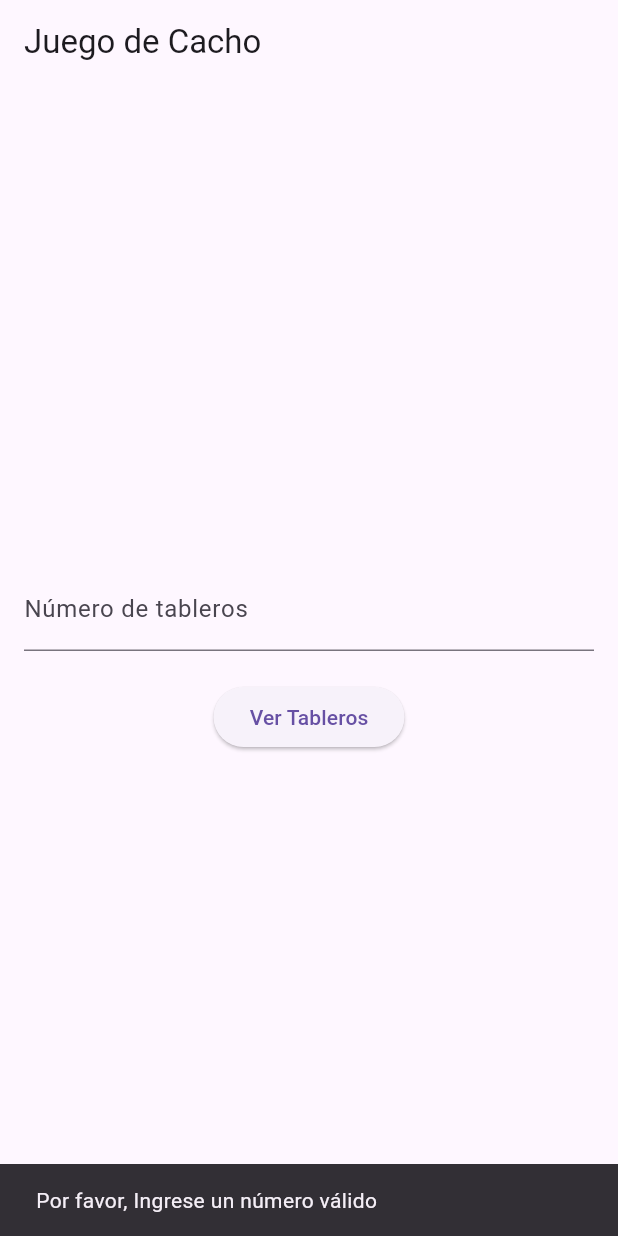
After one commit to aelxlex/practica_2_apps_moviles, a Flutter app: the screen it shows after launch, after a tap on "Ver Tableros", on a phone screen of 412 x 824 dp. The commit adds this screen. Run offline on Flutter 3.47's test engine with Material 3 defaults, Android fonts, the phone set to English and light mode, and no system bars.

Commit message:
primer commit

```diff
--- /dev/null
+++ b/lib/screens/inicio_screen.dart
@@ -0,0 +1,54 @@
+import 'package:flutter/material.dart';
+import 'tableros_screen.dart';
+
+class InicioScreen extends StatefulWidget {
+  const InicioScreen({super.key});
+
+  @override
+  State<InicioScreen> createState() => _InicioScreenState();
+}
+
+class _InicioScreenState extends State<InicioScreen> {
+  final TextEditingController _controller = TextEditingController();
+
+  void _navigateToGrilla() {
+    int? numTableros = int.tryParse(_controller.text);
+    if (numTableros != null && numTableros > 0) {
+      Navigator.push(
+        context,
+        MaterialPageRoute(
+          builder: (context) => TablerosScreen(numTableros: numTableros),
+        ),
+      );
+    } else {
+      ScaffoldMessenger.of(context).showSnackBar(
+        const SnackBar(content: Text('Por favor, Ingrese un número válido')),
+      );
+    }
+  }
+
+  @override
+  Widget build(BuildContext context) {
+    return Scaffold(
+      appBar: AppBar(title: const Text('Juego de Cacho')),
+      body: Padding(
+        padding: const EdgeInsets.all(16.0),
+        child: Column(
+          mainAxisAlignment: MainAxisAlignment.center,
+          children: [
+            TextField(
+              controller: _controller,
+              keyboardType: TextInputType.number,
+              decoration: const InputDecoration(labelText: 'Número de tableros'),
+            ),
+            const SizedBox(height: 20),
+            ElevatedButton(
+              onPressed: _navigateToGrilla,
+              child: const Text('Ver Tableros'),
+            ),
+          ],
+        ),
+      ),
+    );
+  }
+}
```
Also changed, not shown: lib/main.dart (+10 -189 lines), lib/screens/tableros_screen.dart (added, +28 -0 lines), lib/widgets/tableros_widget.dart (added, +132 -0 lines).
